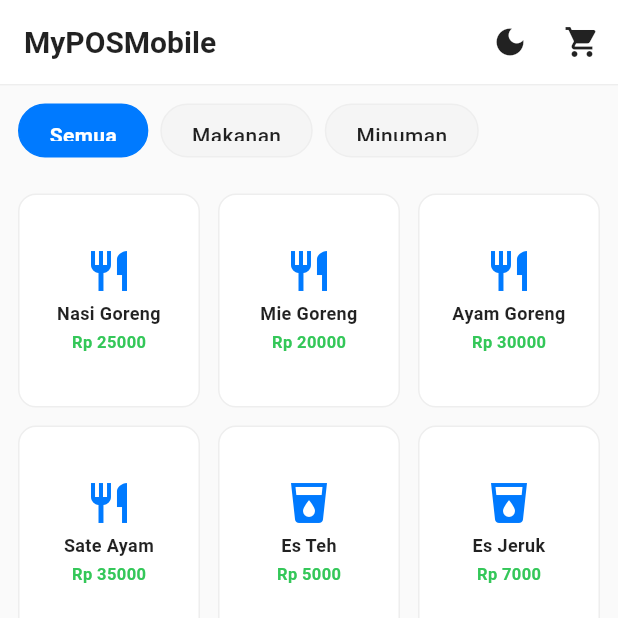
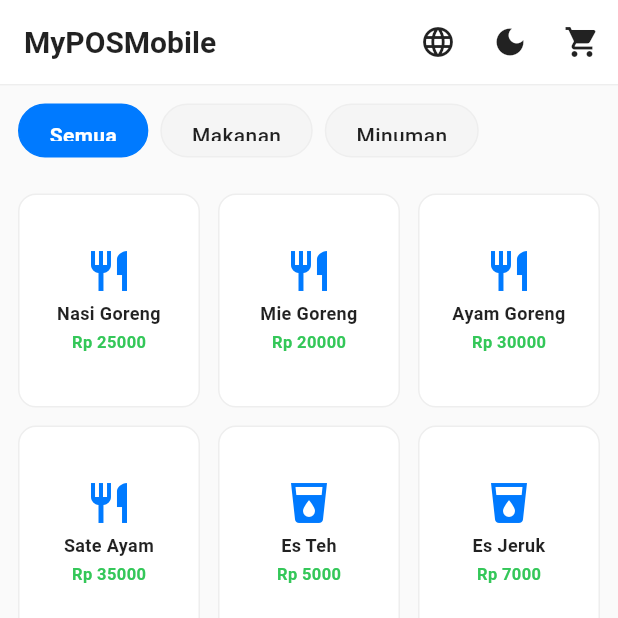
Before and after one commit to gust4m4n/myposmobile, a Flutter app: the screen it shows after launch, on a phone screen of 412 x 824 dp, the top half of it. Run offline on Flutter 3.47's test engine with Material 3 defaults, Android fonts, the phone set to English and light mode, and no system bars.

Commit message:
Multi language

```diff
--- a/lib/main.dart
+++ b/lib/main.dart
@@ -15,10 +15,17 @@ class MyPOSMobileApp extends StatefulWidget {
 
 class _MyPOSMobileAppState extends State<MyPOSMobileApp> {
   bool _isDarkMode = false;
+  String _languageCode = 'id'; // Default to Indonesian
 
   void _toggleTheme() {
     setState(() {
       _isDarkMode = !_isDarkMode;
+    });
+  }
+
+  void _toggleLanguage() {
+    setState(() {
+      _languageCode = _languageCode == 'en' ? 'id' : 'en';
     });
   }
 
@@ -70,7 +77,12 @@ class _MyPOSMobileAppState extends State<MyPOSMobileApp> {
         useMaterial3: true,
       ),
       themeMode: _isDarkMode ? ThemeMode.dark : ThemeMode.light,
-      home: POSHomePage(isDarkMode: _isDarkMode, onThemeToggle: _toggleTheme),
+      home: POSHomePage(
+        isDarkMode: _isDarkMode,
+        onThemeToggle: _toggleTheme,
+        languageCode: _languageCode,
+        onLanguageToggle: _toggleLanguage,
+      ),
     );
   }
 }
--- a/lib/pages/pos_home_page.dart
+++ b/lib/pages/pos_home_page.dart
@@ -1,16 +1,21 @@
 import 'package:flutter/material.dart';
 
 import '../models/product_model.dart';
+import '../utils/app_localizations.dart';
 import '../widgets/product_section_widget.dart';
 
 class POSHomePage extends StatefulWidget {
   final bool isDarkMode;
   final VoidCallback onThemeToggle;
+  final String languageCode;
+  final VoidCallback onLanguageToggle;
 
   const POSHomePage({
     super.key,
     required this.isDarkMode,
     required this.onThemeToggle,
+    required this.languageCode,
+    required this.onLanguageToggle,
   });
 
   @override
@@ -18,19 +23,67 @@ class POSHomePage extends StatefulWidget {
 }
 
 class _POSHomePageState extends State<POSHomePage> {
-  final List<ProductModel> _products = [
-    ProductModel(name: 'Nasi Goreng', price: 25000, category: 'Makanan'),
-    ProductModel(name: 'Mie Goreng', price: 20000, category: 'Makanan'),
-    ProductModel(name: 'Ayam Goreng', price: 30000, category: 'Makanan'),
-    ProductModel(name: 'Sate Ayam', price: 35000, category: 'Makanan'),
-    ProductModel(name: 'Es Teh', price: 5000, category: 'Minuman'),
-    ProductModel(name: 'Es Jeruk', price: 7000, category: 'Minuman'),
-    ProductModel(name: 'Kopi', price: 10000, category: 'Minuman'),
-    ProductModel(name: 'Jus Alpukat', price: 15000, category: 'Minuman'),
-  ];
+  final List<CartItemModel> _cart = [];
+  String? _selectedCategory;
 
-  final List<CartItemModel> _cart = [];
-  String _selectedCategory = 'Semua';
+  String get selectedCategory {
+    final localizations = AppLocalizations.of(widget.languageCode);
+    return _selectedCategory ?? localizations.all;
+  }
+
+  List<String> get _categories {
+    final localizations = AppLocalizations.of(widget.languageCode);
+    return [localizations.all, localizations.food, localizations.drinks];
+  }
+
+  List<ProductModel> get _products {
+    final localizations = AppLocalizations.of(widget.languageCode);
+    final foodCategory = localizations.food;
+    final drinksCategory = localizations.drinks;
+
+    return [
+      ProductModel(
+        name: localizations.friedRice,
+        price: 25000,
+        category: foodCategory,
+      ),
+      ProductModel(
+        name: localizations.friedNoodles,
+        price: 20000,
+        category: foodCategory,
+      ),
+      ProductModel(
+        name: localizations.friedChicken,
+        price: 30000,
+        category: foodCategory,
+      ),
+      ProductModel(
+        name: localizations.chickenSatay,
+        price: 35000,
+        category: foodCategory,
+      ),
+      ProductModel(
+        name: localizations.icedTea,
+        price: 5000,
+        category: drinksCategory,
+      ),
+      ProductModel(
+        name: localizations.orangeJuice,
+        price: 7000,
+        category: drinksCategory,
+      ),
+      ProductModel(
+        name: localizations.coffee,
+        price: 10000,
+        category: drinksCategory,
+      ),
+      ProductModel(
+        name: localizations.avocadoJuice,
+        price: 15000,
+        category: drinksCategory,
+      ),
+    ];
+  }
 
   void _addToCart(ProductModel product) {
     setState(() {
@@ -65,6 +118,8 @@ class _POSHomePageState extends State<POSHomePage> {
     if (_cart.isEmpty) return;
 
     final theme = Theme.of(context);
+    final localizations = AppLocalizations.of(widget.languageCode);
+
     showDialog(
       context: context,
       builder: (BuildContext context) {
@@ -72,15 +127,15 @@ class _POSHomePageState extends State<POSHomePage> {
           shape: RoundedRectangleBorder(
             borderRadius: BorderRadius.circular(12),
           ),
-          title: const Text('Checkout'),
+          title: Text(localizations.checkoutTitle),
           content: Text(
-            'Total pembayaran: Rp ${_totalPrice.toStringAsFixed(0)}',
+            localizations.totalPayment('Rp ${_totalPrice.toStringAsFixed(0)}'),
             style: const TextStyle(fontSize: 18, fontWeight: FontWeight.bold),
           ),
           actions: [
             TextButton(
               onPressed: () => Navigator.pop(context),
-              child: const Text('Batal'),
+              child: Text(localizations.cancel),
             ),
             ElevatedButton(
               onPressed: () {
@@ -89,7 +144,7 @@ class _POSHomePageState extends State<POSHomePage> {
                 });
                 Navigator.pop(context);
                 ScaffoldMessenger.of(context).showSnackBar(
-                  const SnackBar(content: Text('Transaksi berhasil!')),
+                  SnackBar(content: Text(localizations.transactionSuccess)),
                 );
               },
               style: ElevatedButton.styleFrom(
@@ -100,7 +155,7 @@ class _POSHomePageState extends State<POSHomePage> {
                   borderRadius: BorderRadius.circular(8),
                 ),
               ),
-              child: const Text('Bayar'),
+              child: Text(localizations.pay),
             ),
           ],
         );
@@ -109,10 +164,11 @@ class _POSHomePageState extends State<POSHomePage> {
   }
 
   List<ProductModel> get _filteredProducts {
-    if (_selectedCategory == 'Semua') {
+    final localizations = AppLocalizations.of(widget.languageCode);
+    if (selectedCategory == localizations.all) {
       return _products;
     }
-    return _products.where((p) => p.category == _selectedCategory).toList();
+    return _products.where((p) => p.category == selectedCategory).toList();
   }
 
   void _showCartBottomSheet(BuildContext context) {
@@ -134,6 +190,7 @@ class _POSHomePageState extends State<POSHomePage> {
   Widget _buildCartContent({ScrollController? scrollController}) {
     final theme = Theme.of(context);
     final isDark = theme.brightness == Brightness.dark;
+    final localizations = AppLocalizations.of(widget.languageCode);
 
     return Container(
       decoration: BoxDecoration(
@@ -158,9 +215,12 @@ class _POSHomePageState extends State<POSHomePage> {
               children: [
                 const Icon(Icons.shopping_cart),
                 const SizedBox(width: 8),
-                const Text(
-                  'Keranjang Belanja',
-                  style: TextStyle(fontSize: 18, fontWeight: FontWeight.bold),
+                Text(
+                  localizations.cart,
+                  style: const TextStyle(
+                    fontSize: 18,
+                    fontWeight: FontWeight.bold,
+                  ),
                 ),
                 const Spacer(),
                 if (scrollController != null)
@@ -173,19 +233,22 @@ class _POSHomePageState extends State<POSHomePage> {
           ),
           Expanded(
             child: _cart.isEmpty
-                ? const Center(
+                ? Center(
                     child: Column(
                       mainAxisAlignment: MainAxisAlignment.center,
                       children: [
-                        Icon(
+                        const Icon(
                           Icons.shopping_cart_outlined,
                           size: 64,
                           color: Colors.grey,
                         ),
-                        SizedBox(height: 16),
+                        const SizedBox(height: 16),
                         Text(
-                          'Keranjang Kosong',
-                          style: TextStyle(color: Colors.grey, fontSize: 16),
+                          localizations.emptyCart,
+                          style: const TextStyle(
+                            color: Colors.grey,
+                            fontSize: 16,
+                          ),
                         ),
                       ],
                     ),
@@ -271,9 +334,9 @@ class _POSHomePageState extends State<POSHomePage> {
                 Row(
                   mainAxisAlignment: MainAxisAlignment.spaceBetween,
                   children: [
-                    const Text(
-                      'Total:',
-                      style: TextStyle(
+                    Text(
+                      localizations.total,
+                      style: const TextStyle(
                         fontSize: 20,
                         fontWeight: FontWeight.w600,
                       ),
@@ -302,9 +365,9 @@ class _POSHomePageState extends State<POSHomePage> {
                         borderRadius: BorderRadius.circular(12),
                       ),
                     ),
-                    child: const Text(
-                      'Checkout',
-                      style: TextStyle(
+                    child: Text(
+                      localizations.checkout,
+                      style: const TextStyle(
                         fontSize: 17,
                         fontWeight: FontWeight.w600,
                       ),
@@ -325,13 +388,14 @@ class _POSHomePageState extends State<POSHomePage> {
     final isTabletOrDesktop = screenWidth >= 768;
     final theme = Theme.of(context);
     final isDark = theme.brightness == Brightness.dark;
+    final localizations = AppLocalizations.of(widget.languageCode);
 
     return Scaffold(
       backgroundColor: theme.scaffoldBackgroundColor,
       appBar: AppBar(
-        title: const Text(
-          'MyPOSMobile',
-          style: TextStyle(fontWeight: FontWeight.w600, fontSize: 20),
+        title: Text(
+          localizations.appTitle,
+          style: const TextStyle(fontWeight: FontWeight.w600, fontSize: 20),
         ),
         backgroundColor: theme.appBarTheme.backgroundColor,
         foregroundColor: theme.appBarTheme.foregroundColor,
@@ -342,10 +406,47 @@ class _POSHomePageState extends State<POSHomePage> {
           child: Container(color: theme.dividerColor, height: 1),
         ),
         actions: [
+          PopupMenuButton<String>(
+            icon: const Icon(Icons.language),
+            tooltip: localizations.language,
+            onSelected: (value) {
+              widget.onLanguageToggle();
+            },
+            itemBuilder: (context) => [
+              PopupMenuItem(
+                value: 'en',
+                child: Row(
+                  children: [
+                    if (widget.languageCode == 'en')
+                      const Icon(Icons.check, size: 20)
+                    else
+                      const SizedBox(width: 20),
+                    const SizedBox(width: 8),
+                    Text(localizations.english),
+                  ],
+                ),
+              ),
+              PopupMenuItem(
+                value: 'id',
+                child: Row(
+                  children: [
+                    if (widget.languageCode == 'id')
+                      const Icon(Icons.check, size: 20)
+                    else
+                      const SizedBox(width: 20),
+                    const SizedBox(width: 8),
+                    Text(localizations.indonesian),
+                  ],
+                ),
+              ),
+            ],
+          ),
           IconButton(
             icon: Icon(widget.isDarkMode ? Icons.light_mode : Icons.dark_mode),
             onPressed: widget.onThemeToggle,
-            tooltip: widget.isDarkMode ? 'Light Mode' : 'Dark Mode',
+            tooltip: widget.isDarkMode
+                ? localizations.lightMode
+                : localizations.darkMode,
           ),
           if (!isTabletOrDesktop)
             Stack(
@@ -391,7 +492,8 @@ class _POSHomePageState extends State<POSHomePage> {
                   flex: 2,
                   child: ProductSectionWidget(
                     products: _filteredProducts,
-                    selectedCategory: _selectedCategory,
+                    selectedCategory: selectedCategory,
+                    categories: _categories,
                     onCategorySelected: (category) {
                       setState(() {
                         _selectedCategory = category;
@@ -414,13 +516,13 @@ class _POSHomePageState extends State<POSHomePage> {
                       Container(
                         padding: const EdgeInsets.all(16),
                         color: theme.cardColor,
-                        child: const Row(
+                        child: Row(
                           children: [
-                            Icon(Icons.shopping_cart),
-                            SizedBox(width: 8),
+                            const Icon(Icons.shopping_cart),
+                            const SizedBox(width: 8),
                             Text(
-                              'Keranjang Belanja',
-                              style: TextStyle(
+                              localizations.cart,
+                              style: const TextStyle(
                                 fontSize: 18,
                                 fontWeight: FontWeight.bold,
                               ),
@@ -430,19 +532,19 @@ class _POSHomePageState extends State<POSHomePage> {
                       ),
                       Expanded(
                         child: _cart.isEmpty
-                            ? const Center(
+                            ? Center(
                                 child: Column(
                                   mainAxisAlignment: MainAxisAlignment.center,
                                   children: [
-                                    Icon(
+                                    const Icon(
                                       Icons.shopping_cart_outlined,
                                       size: 64,
                                       color: Colors.grey,
                                     ),
-                                    SizedBox(height: 16),
+                                    const SizedBox(height: 16),
                                     Text(
-                                      'Keranjang Kosong',
-                                      style: TextStyle(
+                                      localizations.emptyCart,
+                                      style: const TextStyle(
                                         color: Colors.grey,
                                         fontSize: 16,
                                       ),
@@ -529,9 +631,9 @@ class _POSHomePageState extends State<POSHomePage> {
                             Row(
                               mainAxisAlignment: MainAxisAlignment.spaceBetween,
                               children: [
-                                const Text(
-                                  'Total:',
-                                  style: TextStyle(
+                                Text(
+                                  localizations.total,
+                                  style: const TextStyle(
                                     fontSize: 20,
                                     fontWeight: FontWeight.bold,
                                   ),
@@ -560,8 +662,8 @@ class _POSHomePageState extends State<POSHomePage> {
                                     borderRadius: BorderRadius.circular(12),
                                   ),
                                 ),
-                                child: const Text(
-                                  'Checkout',
+                                child: Text(
+                                  localizations.checkout,
                                   style: TextStyle(
                                     fontSize: 17,
                                     fontWeight: FontWeight.w600,
@@ -579,7 +681,8 @@ class _POSHomePageState extends State<POSHomePage> {
             )
           : ProductSectionWidget(
               products: _filteredProducts,
-              selectedCategory: _selectedCategory,
+              selectedCategory: selectedCategory,
+              categories: _categories,
               onCategorySelected: (category) {
                 setState(() {
                   _selectedCategory = category;
--- /dev/null
+++ b/lib/utils/app_localizations.dart
@@ -0,0 +1,60 @@
+import 'translations/en.dart' as en_translations;
+import 'translations/id.dart' as id_translations;
+
+class AppLocalizations {
+  final String languageCode;
+  late final Map<String, String> _translations;
+
+  AppLocalizations(this.languageCode) {
+    _translations = languageCode == 'en'
+        ? en_translations.en
+        : id_translations.id;
+  }
+
+  static AppLocalizations of(String languageCode) {
+    return AppLocalizations(languageCode);
+  }
+
+  String _translate(String key) => _translations[key] ?? key;
+
+  // App Title
+  String get appTitle => _translate('appTitle');
+
+  // Categories
+  String get all => _translate('all');
+  String get food => _translate('food');
+  String get drinks => _translate('drinks');
+
+  // Products
+  String get friedRice => _translate('friedRice');
+  String get friedNoodles => _translate('friedNoodles');
+  String get friedChicken => _translate('friedChicken');
+  String get chickenSatay => _translate('chickenSatay');
+  String get icedTea => _translate('icedTea');
+  String get orangeJuice => _translate('orangeJuice');
+  String get coffee => _translate('coffee');
+  String get avocadoJuice => _translate('avocadoJuice');
+
+  // Cart
+  String get cart => _translate('cart');
+  String get emptyCart => _translate('emptyCart');
+  String get total => _translate('total');
+  String get checkout => _translate('checkout');
+
+  // Checkout Dialog
+  String get checkoutTitle => _translate('checkoutTitle');
+  String totalPayment(String amount) =>
+      _translate('totalPayment').replaceAll('{amount}', amount);
+  String get cancel => _translate('cancel');
+  String get pay => _translate('pay');
+  String get transactionSuccess => _translate('transactionSuccess');
+
+  // Theme
+  String get lightMode => _translate('lightMode');
+  String get darkMode => _translate('darkMode');
+
+  // Language
+  String get english => _translate('english');
+  String get indonesian => _translate('indonesian');
+  String get language => _translate('language');
+}
--- /dev/null
+++ b/lib/utils/translations/en.dart
@@ -0,0 +1,41 @@
+const Map<String, String> en = {
+  // App
+  'appTitle': 'MyPOSMobile',
+
+  // Categories
+  'all': 'All',
+  'food': 'Food',
+  'drinks': 'Drinks',
+
+  // Products
+  'friedRice': 'Fried Rice',
+  'friedNoodles': 'Fried Noodles',
+  'friedChicken': 'Fried Chicken',
+  'chickenSatay': 'Chicken Satay',
+  'icedTea': 'Iced Tea',
+  'orangeJuice': 'Orange Juice',
+  'coffee': 'Coffee',
+  'avocadoJuice': 'Avocado Juice',
+
+  // Cart
+  'cart': 'Shopping Cart',
+  'emptyCart': 'Empty Cart',
+  'total': 'Total:',
+  'checkout': 'Checkout',
+
+  // Checkout Dialog
+  'checkoutTitle': 'Checkout',
+  'totalPayment': 'Total payment: {amount}',
+  'cancel': 'Cancel',
+  'pay': 'Pay',
+  'transactionSuccess': 'Transaction successful!',
+
+  // Theme
+  'lightMode': 'Light Mode',
+  'darkMode': 'Dark Mode',
+
+  // Language
+  'language': 'Language',
+  'english': 'English',
+  'indonesian': 'Indonesian',
+};
--- /dev/null
+++ b/lib/utils/translations/id.dart
@@ -0,0 +1,41 @@
+const Map<String, String> id = {
+  // App
+  'appTitle': 'MyPOSMobile',
+
+  // Categories
+  'all': 'Semua',
+  'food': 'Makanan',
+  'drinks': 'Minuman',
+
+  // Products
+  'friedRice': 'Nasi Goreng',
+  'friedNoodles': 'Mie Goreng',
+  'friedChicken': 'Ayam Goreng',
+  'chickenSatay': 'Sate Ayam',
+  'icedTea': 'Es Teh',
+  'orangeJuice': 'Es Jeruk',
+  'coffee': 'Kopi',
+  'avocadoJuice': 'Jus Alpukat',
+
+  // Cart
+  'cart': 'Keranjang Belanja',
+  'emptyCart': 'Keranjang Kosong',
+  'total': 'Total:',
+  'checkout': 'Checkout',
+
+  // Checkout Dialog
+  'checkoutTitle': 'Checkout',
+  'totalPayment': 'Total pembayaran: {amount}',
+  'cancel': 'Batal',
+  'pay': 'Bayar',
+  'transactionSuccess': 'Transaksi berhasil!',
+
+  // Theme
+  'lightMode': 'Mode Terang',
+  'darkMode': 'Mode Gelap',
+
+  // Language
+  'language': 'Bahasa',
+  'english': 'English',
+  'indonesian': 'Indonesia',
+};
--- a/lib/widgets/category_filter_widget.dart
+++ b/lib/widgets/category_filter_widget.dart
@@ -10,7 +10,7 @@ class CategoryFilterWidget extends StatelessWidget {
     super.key,
     required this.selectedCategory,
     required this.onCategorySelected,
-    this.categories = const ['Semua', 'Makanan', 'Minuman'],
+    required this.categories,
     this.isMobile = false,
   });
 
--- a/lib/widgets/product_item_widget.dart
+++ b/lib/widgets/product_item_widget.dart
@@ -23,7 +23,6 @@ class ProductItemWidget extends StatelessWidget {
   @override
   Widget build(BuildContext context) {
     final theme = Theme.of(context);
-    final isDark = theme.brightness == Brightness.dark;
 
     return Container(
       decoration: BoxDecoration(
--- a/lib/widgets/product_section_widget.dart
+++ b/lib/widgets/product_section_widget.dart
@@ -10,6 +10,7 @@ class ProductSectionWidget extends StatelessWidget {
   final ValueChanged<String> onCategorySelected;
   final Function(ProductModel) onProductTap;
   final bool isMobile;
+  final List<String> categories;
 
   const ProductSectionWidget({
     super.key,
@@ -18,6 +19,7 @@ class ProductSectionWidget extends StatelessWidget {
     required this.onCategorySelected,
     required this.onProductTap,
     this.isMobile = false,
+    required this.categories,
   });
 
   @override
@@ -28,6 +30,7 @@ class ProductSectionWidget extends StatelessWidget {
           selectedCategory: selectedCategory,
           onCategorySelected: onCategorySelected,
           isMobile: isMobile,
+          categories: categories,
         ),
         Expanded(
           child: ProductGridWidget(
```
